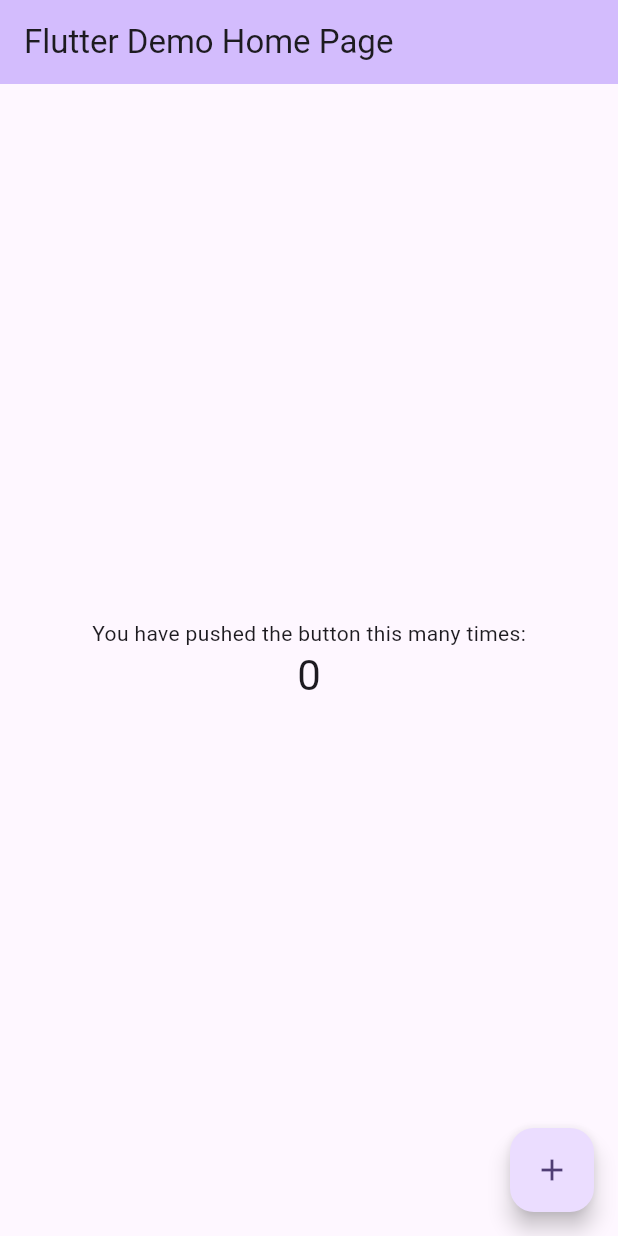
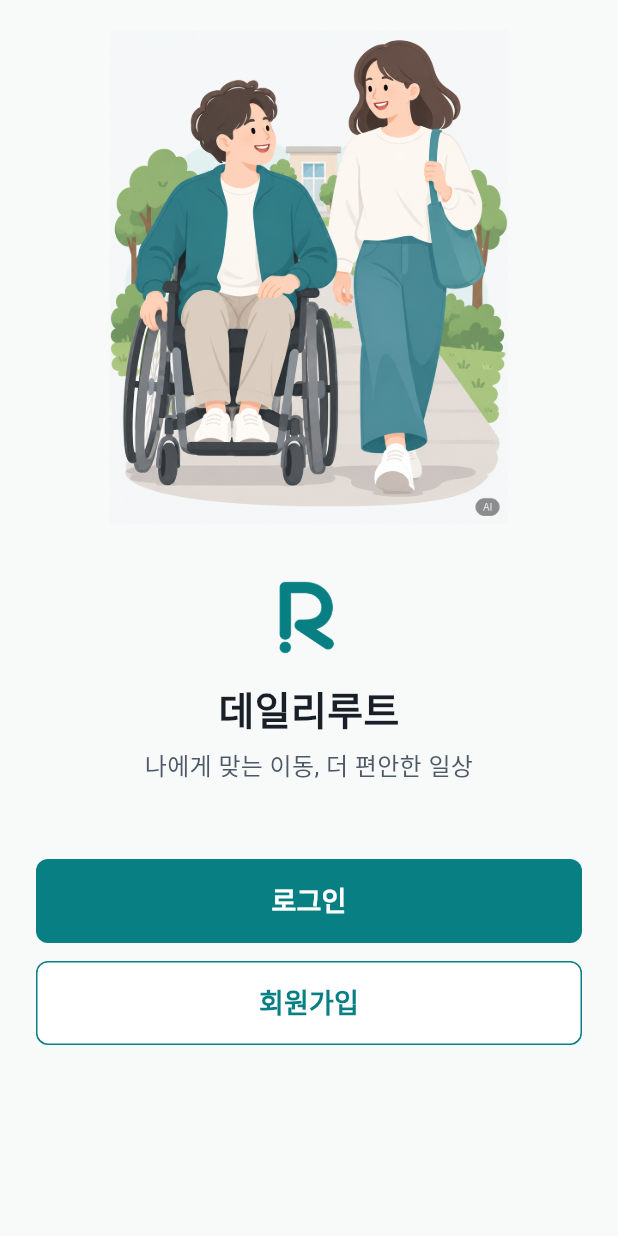
Before and after one commit to sky688372-wq/daily_route, a Flutter app: the screen it shows after launch, on a phone screen of 412 x 824 dp. Run offline on Flutter 3.47's test engine with Material 3 defaults, Android fonts, the phone set to English and light mode, and no system bars.

Commit message:
feat: 웰컴 화면 구현

```diff
--- a/lib/main.dart
+++ b/lib/main.dart
@@ -1,3 +1,4 @@
+import 'package:daily_route/screen/auth/welcome_screen.dart';
 import 'package:flutter/material.dart';
 
 void main() {
@@ -7,116 +8,15 @@ void main() {
 class MyApp extends StatelessWidget {
   const MyApp({super.key});
 
-  // This widget is the root of your application.
   @override
   Widget build(BuildContext context) {
     return MaterialApp(
-      title: 'Flutter Demo',
+      debugShowCheckedModeBanner: false,
+      title: 'daily_route',
       theme: ThemeData(
-        // This is the theme of your application.
-        //
-        // TRY THIS: Try running your application with "flutter run". You'll see
-        // the application has a purple toolbar. Then, without quitting the app,
-        // try changing the seedColor in the colorScheme below to Colors.green
-        // and then invoke "hot reload" (save your changes or press the "hot
-        // reload" button in a Flutter-supported IDE, or press "r" if you used
-        // the command line to start the app).
-        //
-        // Notice that the counter didn't reset back to zero; the application
-        // state is not lost during the reload. To reset the state, use hot
-        // restart instead.
-        //
-        // This works for code too, not just values: Most code changes can be
-        // tested with just a hot reload.
         colorScheme: .fromSeed(seedColor: Colors.deepPurple),
       ),
-      home: const MyHomePage(title: 'Flutter Demo Home Page'),
+      home: WelcomeScreen(),
     );
   }
 }
-
-class MyHomePage extends StatefulWidget {
-  const MyHomePage({super.key, required this.title});
-
-  // This widget is the home page of your application. It is stateful, meaning
-  // that it has a State object (defined below) that contains fields that affect
-  // how it looks.
-
-  // This class is the configuration for the state. It holds the values (in this
-  // case the title) provided by the parent (in this case the App widget) and
-  // used by the build method of the State. Fields in a Widget subclass are
-  // always marked "final".
-
-  final String title;
-
-  @override
-  State<MyHomePage> createState() => _MyHomePageState();
-}
-
-class _MyHomePageState extends State<MyHomePage> {
-  int _counter = 0;
-
-  void _incrementCounter() {
-    setState(() {
-      // This call to setState tells the Flutter framework that something has
-      // changed in this State, which causes it to rerun the build method below
-      // so that the display can reflect the updated values. If we changed
-      // _counter without calling setState(), then the build method would not be
-      // called again, and so nothing would appear to happen.
-      _counter++;
-    });
-  }
-
-  @override
-  Widget build(BuildContext context) {
-    // This method is rerun every time setState is called, for instance as done
-    // by the _incrementCounter method above.
-    //
-    // The Flutter framework has been optimized to make rerunning build methods
-    // fast, so that you can just rebuild anything that needs updating rather
-    // than having to individually change instances of widgets.
-    return Scaffold(
-      appBar: AppBar(
-        // TRY THIS: Try changing the color here to a specific color (to
-        // Colors.amber, perhaps?) and trigger a hot reload to see the AppBar
-        // change color while the other colors stay the same.
-        backgroundColor: Theme.of(context).colorScheme.inversePrimary,
-        // Here we take the value from the MyHomePage object that was created by
-        // the App.build method, and use it to set our appbar title.
-        title: Text(widget.title),
-      ),
-      body: Center(
-        // Center is a layout widget. It takes a single child and positions it
-        // in the middle of the parent.
-        child: Column(
-          // Column is also a layout widget. It takes a list of children and
-          // arranges them vertically. By default, it sizes itself to fit its
-          // children horizontally, and tries to be as tall as its parent.
-          //
-          // Column has various properties to control how it sizes itself and
-          // how it positions its children. Here we use mainAxisAlignment to
-          // center the children vertically; the main axis here is the vertical
-          // axis because Columns are vertical (the cross axis would be
-          // horizontal).
-          //
-          // TRY THIS: Invoke "debug painting" (choose the "Toggle Debug Paint"
-          // action in the IDE, or press "p" in the console), to see the
-          // wireframe for each widget.
-          mainAxisAlignment: .center,
-          children: [
-            const Text('You have pushed the button this many times:'),
-            Text(
-              '$_counter',
-              style: Theme.of(context).textTheme.headlineMedium,
-            ),
-          ],
-        ),
-      ),
-      floatingActionButton: FloatingActionButton(
-        onPressed: _incrementCounter,
-        tooltip: 'Increment',
-        child: const Icon(Icons.add),
-      ),
-    );
-  }
-}
--- /dev/null
+++ b/lib/screen/auth/welcome_screen.dart
@@ -0,0 +1,129 @@
+import 'package:daily_route/core/theme/app_color.dart';
+import 'package:flutter/material.dart';
+
+class WelcomeScreen extends StatefulWidget {
+  const WelcomeScreen({super.key});
+
+  @override
+  State<WelcomeScreen> createState() => _WelcomeScreenState();
+}
+
+class _WelcomeScreenState extends State<WelcomeScreen> {
+  @override
+  Widget build(BuildContext context) {
+    return Scaffold(
+      backgroundColor: AppColor.background,
+      body: SafeArea(
+        child: Padding(
+          padding: const EdgeInsets.symmetric(horizontal: 24),
+          child: Column(
+            crossAxisAlignment: CrossAxisAlignment.center,
+            children: [
+              const SizedBox(height: 20),
+
+              // 1. 이미지
+              // todo: 나중에 더 좋은 이미지를 구하면 교체하기
+              SizedBox(
+                height: MediaQuery.of(context).size.height * 0.4,
+                width: double.infinity,
+                child: Image.asset(
+                  'assets/images/welcome_journey.png',
+                  fit: BoxFit.contain,
+                ),
+              ),
+
+              const SizedBox(height: 16),
+
+              // 2. 앱 로고와 이름
+              Image.asset(
+                'assets/logo/app_symbol.png',
+                width: 88,
+                height: 88,
+              ),
+
+              const Text(
+                '데일리루트',
+                style: TextStyle(
+                  color: AppColor.textPrimary,
+                  fontSize: 26,
+                  fontWeight: FontWeight.bold,
+                ),
+              ),
+
+              const SizedBox(height: 8),
+
+              const Text(
+                '나에게 맞는 이동, 더 편안한 일상',
+                textAlign: TextAlign.center,
+                style: TextStyle(
+                  color: AppColor.textSecondary,
+                  fontSize: 16,
+                ),
+              ),
+
+              const SizedBox(height: 50),
+
+              // 3. 로그인 버튼
+              SizedBox(
+                width: double.infinity,
+                height: 56,
+                child: ElevatedButton(
+                  style: ElevatedButton.styleFrom(
+                    backgroundColor: AppColor.primary,
+                    foregroundColor: AppColor.onPrimary,
+                    elevation: 0,
+                    shape: RoundedRectangleBorder(
+                      borderRadius: BorderRadius.circular(8),
+                    ),
+                  ),
+                  onPressed: () {
+                    // todo: 이메일 로그인 화면으로 이동하기
+                  },
+                  child: const Text(
+                    '로그인',
+                    style: TextStyle(
+                      fontSize: 18,
+                      fontWeight: FontWeight.bold,
+                    ),
+                  ),
+                ),
+              ),
+
+              const SizedBox(height: 12),
+
+              // 4. 회원가입 버튼
+              SizedBox(
+                width: double.infinity,
+                height: 56,
+                child: OutlinedButton(
+                  style: OutlinedButton.styleFrom(
+                    backgroundColor: AppColor.surface,
+                    foregroundColor: AppColor.primary,
+                    side: const BorderSide(
+                      color: AppColor.primary,
+                    ),
+                    shape: RoundedRectangleBorder(
+                      borderRadius: BorderRadius.circular(8),
+                    ),
+                  ),
+                  onPressed: () {
+                    // todo: 회원가입 화면으로 이동하기
+                  },
+                  child: const Text(
+                    '회원가입',
+                    style: TextStyle(
+                      fontSize: 18,
+                      fontWeight: FontWeight.bold,
+                    ),
+                  ),
+                ),
+              ),
+
+              const SizedBox(height: 24),
+            ],
+          ),
+        ),
+      ),
+    );
+  }
+}
--- a/pubspec.yaml
+++ b/pubspec.yaml
@@ -51,6 +51,10 @@ dev_dependencies:
 
 # The following section is specific to Flutter packages.
 flutter:
+  assets:
+    - assets/
+    - assets/logo/
+    - assets/images/
 
   # The following line ensures that the Material Icons font is
   # included with your application, so that you can use the icons in
```
Also changed, not shown: assets/images/welcome_journey.png (added), pubspec.lock, 1 other file.
